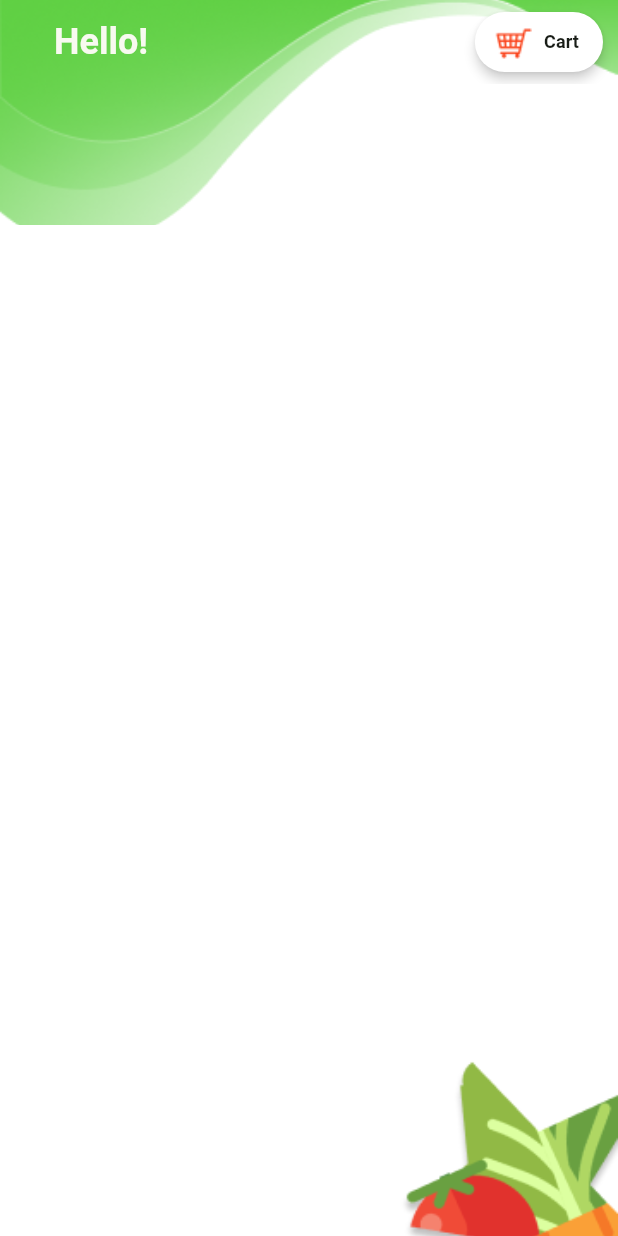
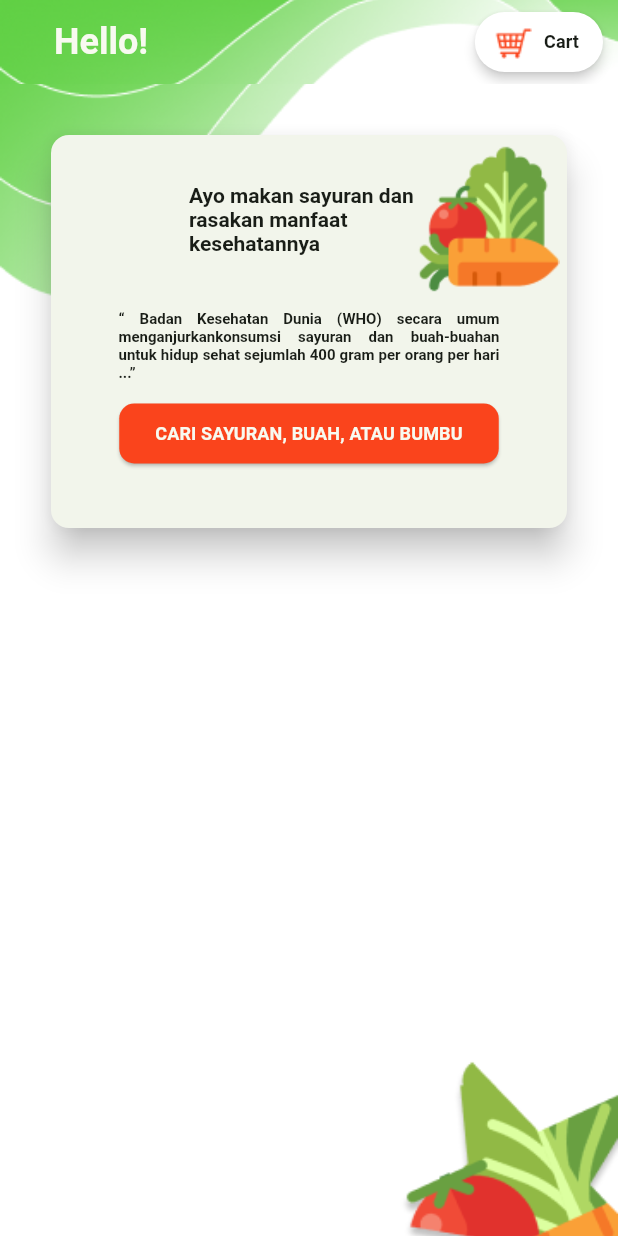
Before and after one commit to pnd-kw/janganan, a Flutter app: the screen it shows after launch, on a phone screen of 412 x 824 dp. Run offline on Flutter 3.47's test engine with Material 2 defaults, Android fonts, the phone set to English and light mode, and no system bars; our stand-ins replace google_fonts.

Commit message:
adding campaign banner

```diff
--- a/lib/main.dart
+++ b/lib/main.dart
@@ -4,7 +4,7 @@ import 'package:janganan/screens/home_screen.dart';
 import 'package:janganan/utils/theme.dart';
 
 void main() {
-  debugRepaintRainbowEnabled = true;
+  debugRepaintRainbowEnabled = false;
   runApp(const Janganan());
 }
 
--- a/lib/utils/colors.dart
+++ b/lib/utils/colors.dart
@@ -3,4 +3,5 @@ import 'package:flutter/material.dart';
 class AppColor {
   static const primaryColor = Color(0xFF60D044);
   static const secondaryColor = Color(0xFFFA441C);
+  static const tertiaryColor = Color(0xFFFFFFFF);
 }
--- a/lib/utils/theme.dart
+++ b/lib/utils/theme.dart
@@ -21,6 +21,7 @@ final theme = ThemeData().copyWith(
         fontSize: 12,
       ),
       bodySmall: GoogleFonts.mPlus1p(
+        fontWeight: FontWeight.bold,
         fontSize: 10,
       )),
 );
--- a/lib/widgets/appbar_scroll.dart
+++ b/lib/widgets/appbar_scroll.dart
@@ -17,11 +17,12 @@ class AppBarScroll extends StatelessWidget {
       slivers: [
         SliverAppBar(
           backgroundColor: AppColor.primaryColor,
-          expandedHeight: 150,
+          // expandedHeight: 150,
           pinned: true,
           title: Container(
             padding: const EdgeInsets.symmetric(horizontal: 20),
             child: Text(
+              // Reusable AppBar title
               title,
               style: Theme.of(context)
                   .textTheme
@@ -32,6 +33,7 @@ class AppBarScroll extends StatelessWidget {
           actions: [
             Padding(
               padding: const EdgeInsets.symmetric(horizontal: 10),
+              // Reusable actions Widget
               child: actions,
             ),
           ],
@@ -42,7 +44,93 @@ class AppBarScroll extends StatelessWidget {
             ),
           ),
         ),
-        const SliverFillRemaining(),
+        SliverList(
+          delegate: SliverChildListDelegate(
+            [
+              Padding(
+                padding: const EdgeInsets.all(10),
+                child: SizedBox(
+                  width: double.infinity,
+                  height: 310,
+                  child: Padding(
+                    padding: const EdgeInsets.all(20),
+                    child: Card(
+                      surfaceTintColor: Colors.transparent,
+                      elevation: 10,
+                      child: Padding(
+                        padding: const EdgeInsets.all(5),
+                        child: Column(
+                          children: [
+                            Row(
+                              mainAxisAlignment: MainAxisAlignment.end,
+                              children: [
+                                SizedBox(
+                                  width: 150,
+                                  child: Text(
+                                    'Ayo makan sayuran dan rasakan manfaat kesehatannya',
+                                    style: Theme.of(context)
+                                        .textTheme
+                                        .titleMedium!
+                                        .copyWith(
+                                          color: Theme.of(context)
+                                              .colorScheme
+                                              .onBackground,
+                                        ),
+                                  ),
+                                ),
+                                Image.asset('assets/images/vegetables-img.png'),
+                              ],
+                            ),
+                            Padding(
+                              padding: const EdgeInsets.symmetric(
+                                  vertical: 10, horizontal: 40),
+                              child: Text(
+                                '“ Badan Kesehatan Dunia (WHO) secara umum menganjurkan'
+                                'konsumsi sayuran dan buah-buahan untuk hidup sehat sejumlah'
+                                ' 400 gram per orang per hari ...”',
+                                style: Theme.of(context)
+                                    .textTheme
+                                    .bodySmall!
+                                    .copyWith(
+                                      color: Theme.of(context)
+                                          .colorScheme
+                                          .onBackground,
+                                    ),
+                                textAlign: TextAlign.justify,
+                              ),
+                            ),
+                            ElevatedButton(
+                              onPressed: () {},
+                              style: ElevatedButton.styleFrom(
+                                shape: RoundedRectangleBorder(
+                                  borderRadius: BorderRadius.circular(10),
+                                ),
+                                backgroundColor: AppColor.secondaryColor,
+                              ),
+                              child: Text(
+                                'CARI SAYURAN, BUAH, ATAU BUMBU',
+                                textAlign: TextAlign.center,
+                                style: Theme.of(context)
+                                    .textTheme
+                                    .titleSmall!
+                                    .copyWith(
+                                      color: Theme.of(context)
+                                          .colorScheme
+                                          .background,
+                                    ),
+                              ),
+                            ),
+                          ],
+                        ),
+                      ),
+                    ),
+                  ),
+                ),
+              ),
+            ],
+          ),
+        ),
+        SliverFillRemaining(),
       ],
     );
   }
--- a/pubspec.yaml
+++ b/pubspec.yaml
@@ -64,6 +64,8 @@ flutter:
     - assets/images/appbar-bg-img.png
     - assets/images/bg-img.png
     - assets/images/ic-cart.png
+    - assets/images/vegetables-img.png
+
 
   # An image asset can refer to one or more resolution-specific "variants", see
   # https://flutter.dev/assets-and-images/#resolution-aware
```
Also changed, not shown: lib/screens/home_screen.dart (+3 -28 lines), assets/images/appbar-bg-img.png, assets/images/bg-img.png, assets/images/vegetables-img.png (added).
